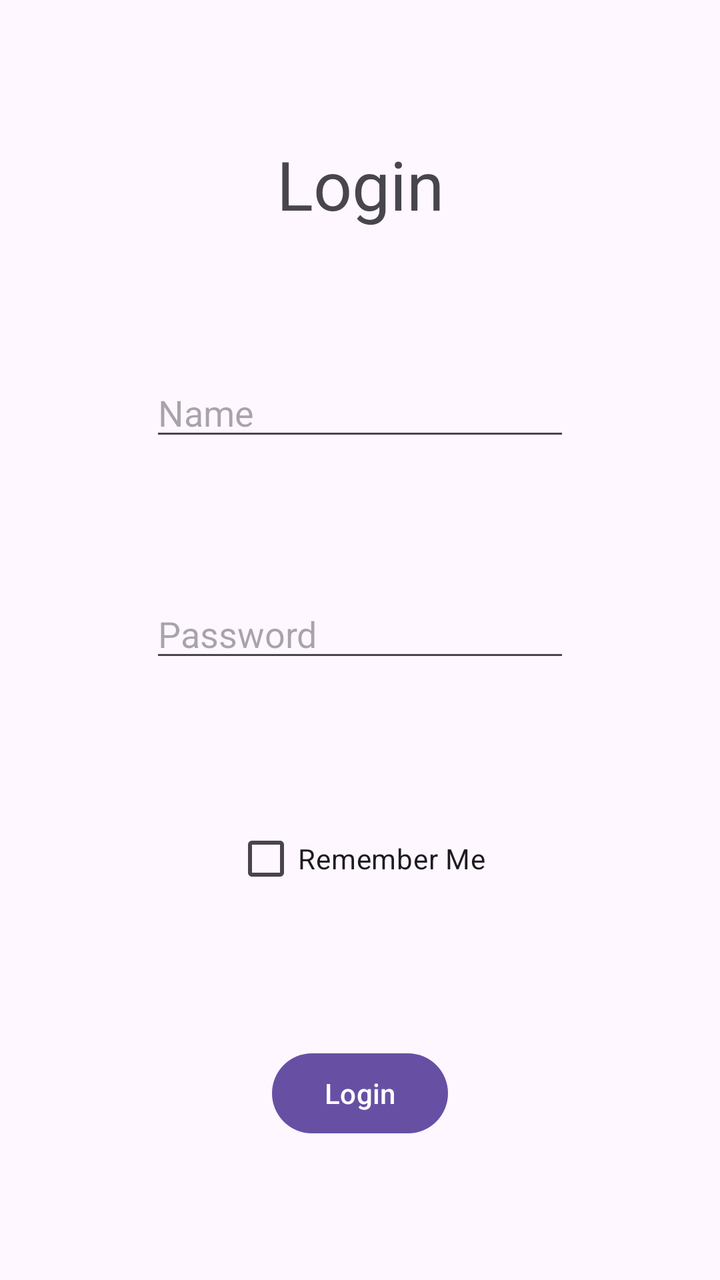
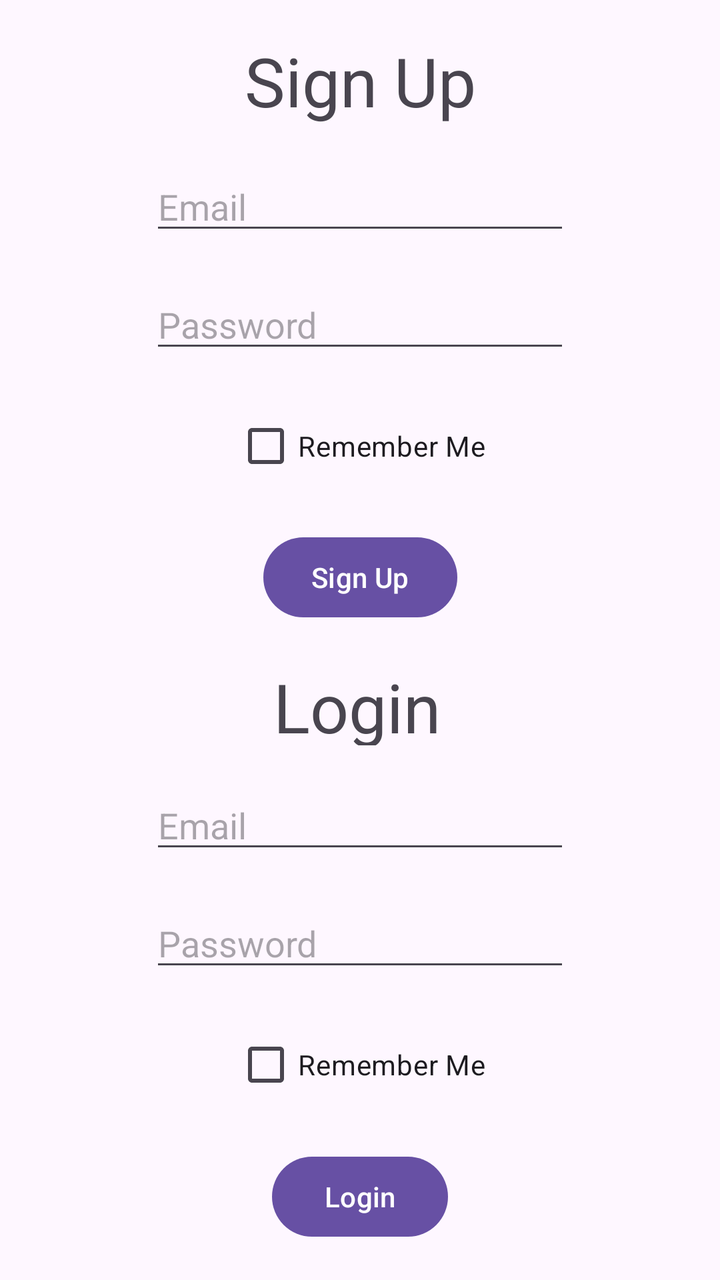

An Android layout rendered at two revisions. The XML below is the earlier revision; the diff shows what the commit changed to produce the second picture.
<!-- AndroidManifest.xml: application theme Theme.RecyclerViewPrac_02 -->
<!-- res/layout/activity_main_login.xml -->
<?xml version="1.0" encoding="utf-8"?>
<androidx.constraintlayout.widget.ConstraintLayout xmlns:android="http://schemas.android.com/apk/res/android"
    xmlns:app="http://schemas.android.com/apk/res-auto"
    xmlns:tools="http://schemas.android.com/tools"
    android:id="@+id/main"
    android:layout_width="match_parent"
    android:layout_height="match_parent"
    tools:context=".MainActivityLogin">

    <TextView
        android:id="@+id/textView2"
        android:layout_width="wrap_content"
        android:layout_height="wrap_content"
        android:text="Login"
        android:textSize="34sp"
        app:layout_constraintBottom_toTopOf="@+id/name"
        app:layout_constraintEnd_toEndOf="parent"
        app:layout_constraintHorizontal_bias="0.5"
        app:layout_constraintStart_toStartOf="parent"
        app:layout_constraintTop_toTopOf="parent"
        app:layout_constraintVertical_bias="0.5" />

    <EditText
        android:id="@+id/name"
        android:layout_width="wrap_content"
        android:layout_height="wrap_content"
        android:ems="10"
        android:hint="Name"
        android:inputType="text"
        app:layout_constraintBottom_toTopOf="@+id/password"
        app:layout_constraintEnd_toEndOf="parent"
        app:layout_constraintHorizontal_bias="0.5"
        app:layout_constraintStart_toStartOf="parent"
        app:layout_constraintTop_toBottomOf="@+id/textView2"
        app:layout_constraintVertical_bias="0.5" />

    <EditText
        android:id="@+id/password"
        android:layout_width="wrap_content"
        android:layout_height="wrap_content"
        android:ems="10"
        android:hint="Password"
        android:inputType="text"
        app:layout_constraintBottom_toTopOf="@+id/remember"
        app:layout_constraintEnd_toEndOf="parent"
        app:layout_constraintHorizontal_bias="0.5"
        app:layout_constraintStart_toStartOf="parent"
        app:layout_constraintTop_toBottomOf="@+id/name"
        app:layout_constraintVertical_bias="0.5" />

    <CheckBox
        android:id="@+id/remember"
        android:layout_width="wrap_content"
        android:layout_height="wrap_content"
        android:text="Remember Me"
        app:layout_constraintBottom_toTopOf="@+id/loginButton"
        app:layout_constraintEnd_toEndOf="parent"
        app:layout_constraintHorizontal_bias="0.5"
        app:layout_constraintStart_toStartOf="parent"
        app:layout_constraintTop_toBottomOf="@+id/password"
        app:layout_constraintVertical_bias="0.5" />

    <Button
        android:id="@+id/loginButton"
        android:layout_width="wrap_content"
        android:layout_height="wrap_content"
        android:text="Login"
        app:layout_constraintBottom_toBottomOf="parent"
        app:layout_constraintEnd_toEndOf="parent"
        app:layout_constraintHorizontal_bias="0.5"
        app:layout_constraintStart_toStartOf="parent"
        app:layout_constraintTop_toBottomOf="@+id/remember"
        app:layout_constraintVertical_bias="0.5" />

</androidx.constraintlayout.widget.ConstraintLayout>
<!-- resources referenced by this layout -->
<resources>
  <style name="Theme.RecyclerViewPrac_02" parent="Base.Theme.RecyclerViewPrac_02" />
  <style name="Base.Theme.RecyclerViewPrac_02" parent="Theme.Material3.DayNight.NoActionBar">
          
          
      </style>
</resources>

<!-- the commit's change to res/layout/activity_main_login.xml (unified diff, before → after) -->
@@ -11,23 +11,47 @@
         android:id="@+id/textView2"
         android:layout_width="wrap_content"
         android:layout_height="wrap_content"
-        android:text="Login"
+        android:text="Sign Up"
         android:textSize="34sp"
-        app:layout_constraintBottom_toTopOf="@+id/name"
+        app:layout_constraintBottom_toTopOf="@+id/email_su"
         app:layout_constraintEnd_toEndOf="parent"
         app:layout_constraintHorizontal_bias="0.5"
         app:layout_constraintStart_toStartOf="parent"
         app:layout_constraintTop_toTopOf="parent"
         app:layout_constraintVertical_bias="0.5" />
 
+    <CheckBox
+        android:id="@+id/remember_su"
+        android:layout_width="wrap_content"
+        android:layout_height="wrap_content"
+        android:text="Remember Me"
+        app:layout_constraintBottom_toTopOf="@+id/signUpButton"
+        app:layout_constraintEnd_toEndOf="parent"
+        app:layout_constraintHorizontal_bias="0.5"
+        app:layout_constraintStart_toStartOf="parent"
+        app:layout_constraintTop_toBottomOf="@+id/password_su"
+        app:layout_constraintVertical_bias="0.5" />
+
+    <Button
+        android:id="@+id/signUpButton"
+        android:layout_width="wrap_content"
+        android:layout_height="wrap_content"
+        android:text="Sign Up"
+        app:layout_constraintBottom_toTopOf="@+id/textView4"
+        app:layout_constraintEnd_toEndOf="parent"
+        app:layout_constraintHorizontal_bias="0.5"
+        app:layout_constraintStart_toStartOf="parent"
+        app:layout_constraintTop_toBottomOf="@+id/remember_su"
+        app:layout_constraintVertical_bias="0.5" />
+
     <EditText
-        android:id="@+id/name"
+        android:id="@+id/email_su"
         android:layout_width="wrap_content"
         android:layout_height="wrap_content"
         android:ems="10"
-        android:hint="Name"
+        android:hint="Email"
         android:inputType="text"
-        app:layout_constraintBottom_toTopOf="@+id/password"
+        app:layout_constraintBottom_toTopOf="@+id/password_su"
         app:layout_constraintEnd_toEndOf="parent"
         app:layout_constraintHorizontal_bias="0.5"
         app:layout_constraintStart_toStartOf="parent"
@@ -35,29 +59,58 @@
         app:layout_constraintVertical_bias="0.5" />
 
     <EditText
-        android:id="@+id/password"
+        android:id="@+id/password_su"
         android:layout_width="wrap_content"
         android:layout_height="wrap_content"
         android:ems="10"
         android:hint="Password"
         android:inputType="text"
-        app:layout_constraintBottom_toTopOf="@+id/remember"
+        app:layout_constraintBottom_toTopOf="@+id/remember_su"
         app:layout_constraintEnd_toEndOf="parent"
         app:layout_constraintHorizontal_bias="0.5"
         app:layout_constraintStart_toStartOf="parent"
-        app:layout_constraintTop_toBottomOf="@+id/name"
+        app:layout_constraintTop_toBottomOf="@+id/email_su"
         app:layout_constraintVertical_bias="0.5" />
 
-    <CheckBox
-        android:id="@+id/remember"
-        android:layout_width="wrap_content"
-        android:layout_height="wrap_content"
-        android:text="Remember Me"
-        app:layout_constraintBottom_toTopOf="@+id/loginButton"
+    <TextView
+        android:id="@+id/textView4"
+        android:layout_width="87dp"
+        android:layout_height="42dp"
+        android:text="Login"
+        android:textSize="34sp"
+        app:layout_constraintBottom_toTopOf="@+id/email_lg"
         app:layout_constraintEnd_toEndOf="parent"
         app:layout_constraintHorizontal_bias="0.5"
         app:layout_constraintStart_toStartOf="parent"
-        app:layout_constraintTop_toBottomOf="@+id/password"
+        app:layout_constraintTop_toBottomOf="@+id/signUpButton"
+        app:layout_constraintVertical_bias="0.5" />
+
+    <EditText
+        android:id="@+id/email_lg"
+        android:layout_width="wrap_content"
+        android:layout_height="wrap_content"
+        android:ems="10"
+        android:hint="Email"
+        android:inputType="text"
+        app:layout_constraintBottom_toTopOf="@+id/password_lg"
+        app:layout_constraintEnd_toEndOf="parent"
+        app:layout_constraintHorizontal_bias="0.5"
+        app:layout_constraintStart_toStartOf="parent"
+        app:layout_constraintTop_toBottomOf="@+id/textView4"
+        app:layout_constraintVertical_bias="0.5" />
+
+    <EditText
+        android:id="@+id/password_lg"
+        android:layout_width="wrap_content"
+        android:layout_height="wrap_content"
+        android:ems="10"
+        android:hint="Password"
+        android:inputType="text"
+        app:layout_constraintBottom_toTopOf="@+id/remember_lg"
+        app:layout_constraintEnd_toEndOf="parent"
+        app:layout_constraintHorizontal_bias="0.5"
+        app:layout_constraintStart_toStartOf="parent"
+        app:layout_constraintTop_toBottomOf="@+id/email_lg"
         app:layout_constraintVertical_bias="0.5" />
 
     <Button
@@ -69,7 +122,19 @@
         app:layout_constraintEnd_toEndOf="parent"
         app:layout_constraintHorizontal_bias="0.5"
         app:layout_constraintStart_toStartOf="parent"
-        app:layout_constraintTop_toBottomOf="@+id/remember"
+        app:layout_constraintTop_toBottomOf="@+id/remember_lg"
+        app:layout_constraintVertical_bias="0.5" />
+
+    <CheckBox
+        android:id="@+id/remember_lg"
+        android:layout_width="wrap_content"
+        android:layout_height="wrap_content"
+        android:text="Remember Me"
+        app:layout_constraintBottom_toTopOf="@+id/loginButton"
+        app:layout_constraintEnd_toEndOf="parent"
+        app:layout_constraintHorizontal_bias="0.5"
+        app:layout_constraintStart_toStartOf="parent"
+        app:layout_constraintTop_toBottomOf="@+id/password_lg"
         app:layout_constraintVertical_bias="0.5" />
 
 </androidx.constraintlayout.widget.ConstraintLayout>
